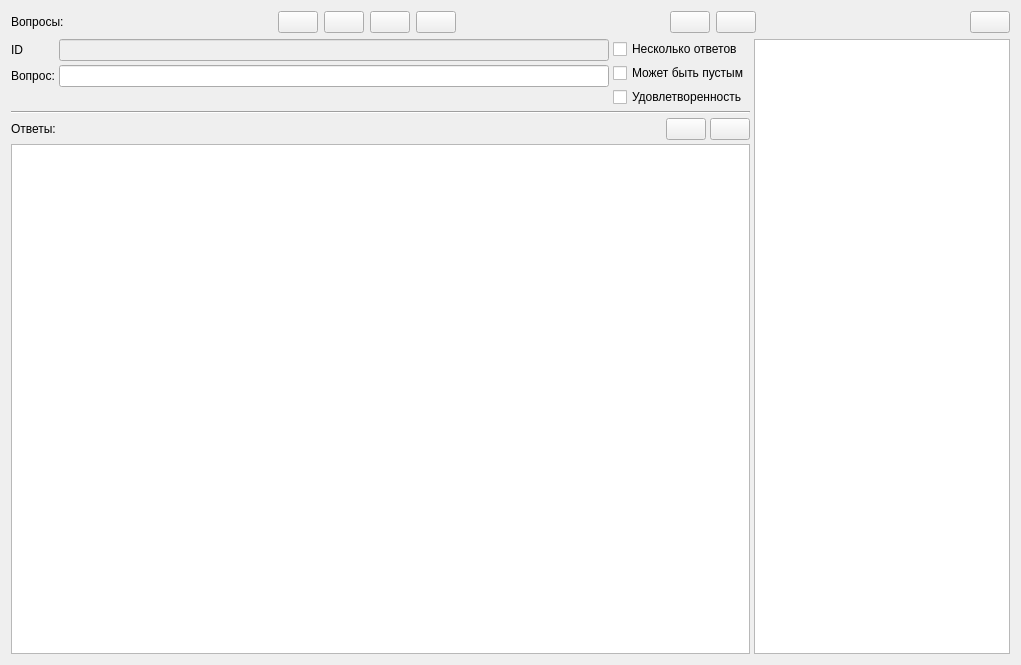
This is formeditquestions.ui in GorINIch73/questionnaire as Qt 5 draws it before an edit. The edited form follows.
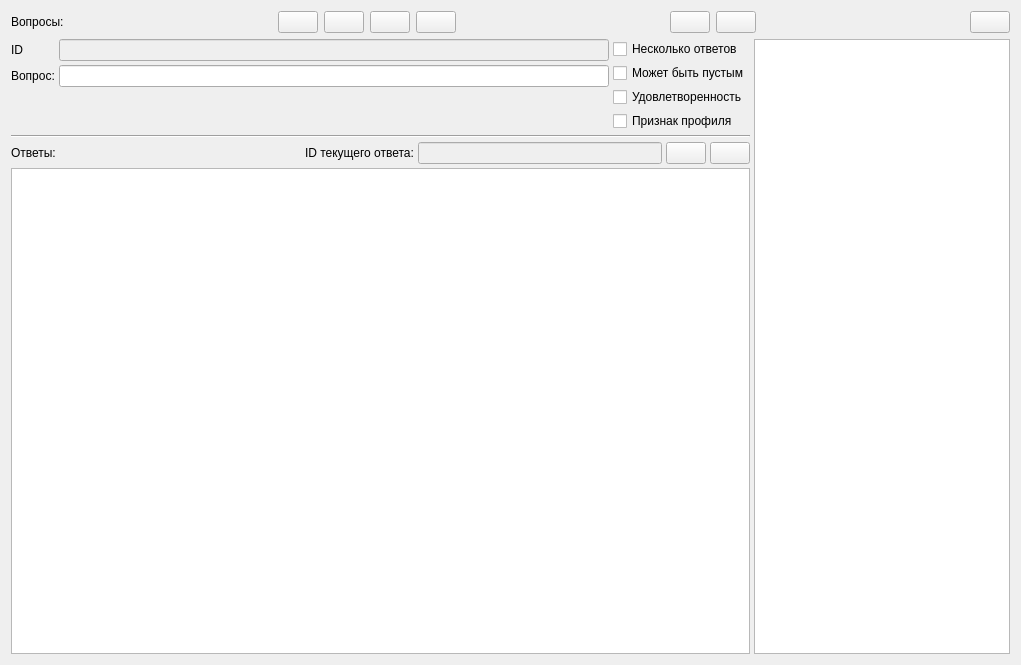
This is the edited form. Icons and pictures are not drawn.

Patch:
```diff
--- a/formeditquestions.ui
+++ b/formeditquestions.ui
@@ -219,6 +219,13 @@
              </property>
             </widget>
            </item>
+           <item>
+            <widget class="QCheckBox" name="checkBox_profile_st">
+             <property name="text">
+              <string>Признак профиля</string>
+             </property>
+            </widget>
+           </item>
           </layout>
          </item>
         </layout>
@@ -254,6 +261,20 @@
              </property>
             </spacer>
            </item>
+           <item>
+            <widget class="QLabel" name="label_5">
+             <property name="text">
+              <string>ID текущего ответа:</string>
+             </property>
+            </widget>
+           </item>
+           <item>
+            <widget class="QLineEdit" name="lineEdit_ID_A">
+             <property name="enabled">
+              <bool>false</bool>
+             </property>
+            </widget>
+           </item>
            <item>
             <widget class="QPushButton" name="pushButton_AAdd">
              <property name="text">
```
Left out of the diff: 9 changed lines with no effect on the pictures.
